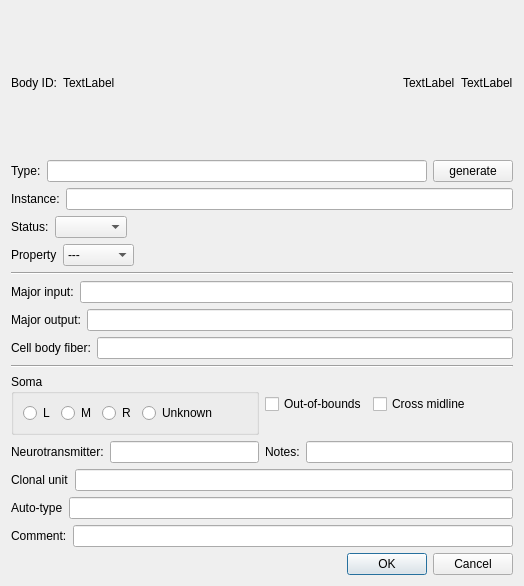
The window that neurolabi/gui/flyem/dialogs/flyembodyannotationdialog.ui (janelia-flyem/NeuTu) describes before a commit, drawn with Qt 5.
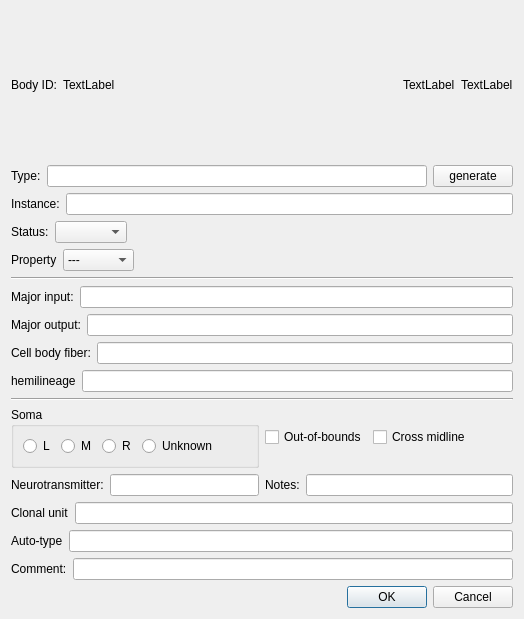
The same window after the commit.

Commit message: Add hemilineage field to body annotation

Patch:
```diff
--- a/neurolabi/gui/flyem/dialogs/flyembodyannotationdialog.ui
+++ b/neurolabi/gui/flyem/dialogs/flyembodyannotationdialog.ui
@@ -7,7 +7,7 @@
     <x>0</x>
     <y>0</y>
     <width>524</width>
-    <height>586</height>
+    <height>619</height>
    </rect>
   </property>
   <property name="windowTitle">
@@ -210,6 +210,20 @@
        </item>
       </layout>
      </item>
+     <item>
+      <layout class="QHBoxLayout" name="horizontalLayout_17">
+       <item>
+        <widget class="QLabel" name="label_10">
+         <property name="text">
+          <string>hemilineage</string>
+         </property>
+        </widget>
+       </item>
+       <item>
+        <widget class="QLineEdit" name="hemilineageEdit"/>
+       </item>
+      </layout>
+     </item>
      <item>
       <widget class="Line" name="line_2">
        <property name="orientation">
```
The commit also changes 7 other files.
